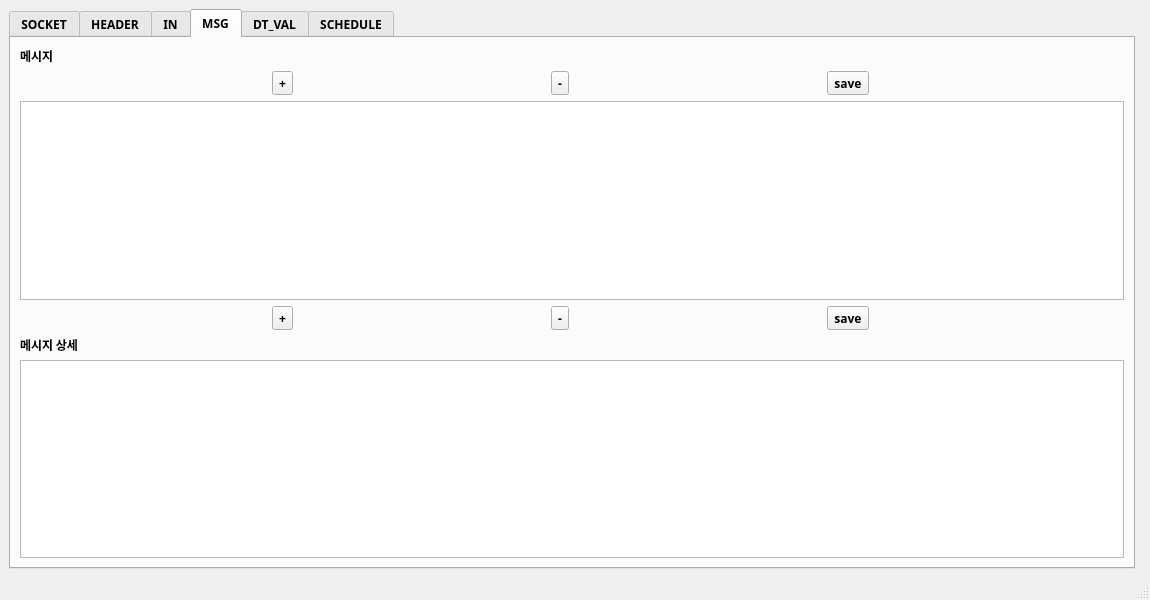
Qt form src/component/settings/views/settings.ui (gusdnd3150/communication-gui) before a commit.
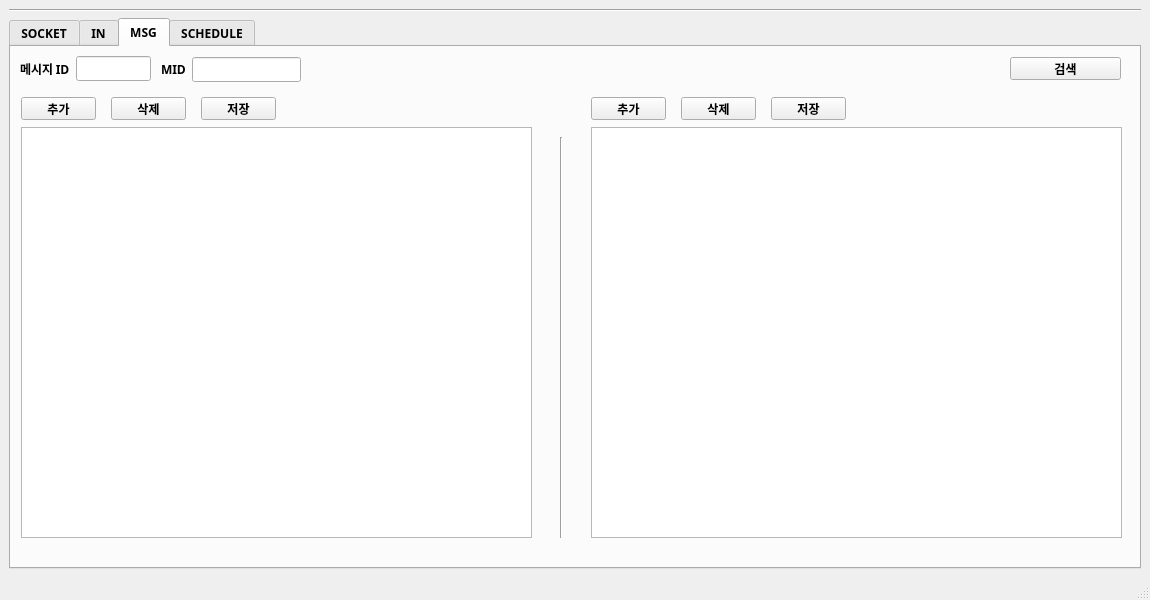
The same form after that commit. The open tabs and pages were chosen to show the change.

Commit message: 메시지 검색기능 추가

Patch:
```diff
--- a/src/component/settings/views/settings.ui
+++ b/src/component/settings/views/settings.ui
@@ -46,7 +46,14 @@
   </property>
   <widget class="QWidget" name="centralwidget">
    <layout class="QGridLayout" name="gridLayout_2">
-    <item row="1" column="0">
+    <item row="1" column="1">
+     <widget class="Line" name="line">
+      <property name="orientation">
+       <enum>Qt::Horizontal</enum>
+      </property>
+     </widget>
+    </item>
+    <item row="2" column="1">
      <widget class="QTabWidget" name="tap_info">
       <property name="currentIndex">
        <number>0</number>
@@ -255,83 +262,6 @@
         </column>
        </widget>
       </widget>
-      <widget class="QWidget" name="tab_2">
-       <attribute name="title">
-        <string>HEADER</string>
-       </attribute>
-       <layout class="QVBoxLayout" name="verticalLayout">
-        <item>
-         <widget class="QLabel" name="label_2">
-          <property name="text">
-           <string>해더</string>
-          </property>
-         </widget>
-        </item>
-        <item>
-         <layout class="QGridLayout" name="gridLayout_4">
-          <item row="0" column="0">
-           <widget class="QToolButton" name="toolButton">
-            <property name="text">
-             <string>+</string>
-            </property>
-           </widget>
-          </item>
-          <item row="0" column="1">
-           <widget class="QToolButton" name="toolButton_2">
-            <property name="text">
-             <string>-</string>
-            </property>
-           </widget>
-          </item>
-          <item row="0" column="2">
-           <widget class="QToolButton" name="toolButton_3">
-            <property name="text">
-             <string>save</string>
-            </property>
-           </widget>
-          </item>
-         </layout>
-        </item>
-        <item>
-         <widget class="QTableWidget" name="list_hd"/>
-        </item>
-        <item>
-         <widget class="QLabel" name="label">
-          <property name="text">
-           <string>해더 상세</string>
-          </property>
-         </widget>
-        </item>
-        <item>
-         <layout class="QGridLayout" name="gridLayout_9">
-          <item row="0" column="1">
-           <widget class="QToolButton" name="toolButton_6">
-            <property name="text">
-             <string>-</string>
-            </property>
-           </widget>
-          </item>
-          <item row="0" column="0">
-           <widget class="QToolButton" name="toolButton_4">
-            <property name="text">
-             <string>+</string>
-            </property>
-           </widget>
-          </item>
-          <item row="0" column="2">
-           <widget class="QToolButton" name="toolButton_7">
-            <property name="text">
-             <string>save</string>
-            </property>
-           </widget>
-          </item>
-         </layout>
-        </item>
-        <item>
-         <widget class="QTableWidget" name="list_hd_dt"/>
-        </item>
-       </layout>
-      </widget>
       <widget class="QWidget" name="tab_5">
        <attribute name="title">
         <string>IN</string>
@@ -371,113 +301,174 @@
        <attribute name="title">
         <string>MSG</string>
        </attribute>
-       <layout class="QVBoxLayout" name="verticalLayout_3">
-        <item>
-         <widget class="QLabel" name="label_4">
-          <property name="text">
-           <string>메시지</string>
-          </property>
-         </widget>
-        </item>
-        <item>
-         <layout class="QGridLayout" name="gridLayout_5">
-          <item row="0" column="0">
-           <widget class="QToolButton" name="toolButton_11">
-            <property name="text">
-             <string>+</string>
-            </property>
-           </widget>
-          </item>
-          <item row="0" column="1">
-           <widget class="QToolButton" name="toolButton_12">
-            <property name="text">
-             <string>-</string>
-            </property>
-           </widget>
-          </item>
-          <item row="0" column="2">
-           <widget class="QToolButton" name="toolButton_13">
-            <property name="text">
-             <string>save</string>
-            </property>
-           </widget>
-          </item>
-         </layout>
-        </item>
-        <item>
-         <widget class="QTableWidget" name="list_msg"/>
-        </item>
-        <item>
-         <layout class="QGridLayout" name="gridLayout_10">
-          <item row="0" column="0">
-           <widget class="QToolButton" name="toolButton_14">
-            <property name="text">
-             <string>+</string>
-            </property>
-           </widget>
-          </item>
-          <item row="0" column="1">
-           <widget class="QToolButton" name="toolButton_15">
-            <property name="text">
-             <string>-</string>
-            </property>
-           </widget>
-          </item>
-          <item row="0" column="2">
-           <widget class="QToolButton" name="toolButton_16">
-            <property name="text">
-             <string>save</string>
-            </property>
-           </widget>
-          </item>
-         </layout>
-        </item>
-        <item>
-         <widget class="QLabel" name="label_3">
-          <property name="text">
-           <string>메시지 상세</string>
-          </property>
-         </widget>
-        </item>
-        <item>
-         <widget class="QTableWidget" name="list_msg_dt"/>
-        </item>
-       </layout>
-      </widget>
-      <widget class="QWidget" name="tab_6">
-       <attribute name="title">
-        <string>DT_VAL</string>
-       </attribute>
-       <layout class="QVBoxLayout" name="verticalLayout_4">
-        <item>
-         <layout class="QGridLayout" name="gridLayout_8">
-          <item row="0" column="1">
-           <widget class="QToolButton" name="toolButton_18">
-            <property name="text">
-             <string>-</string>
-            </property>
-           </widget>
-          </item>
-          <item row="0" column="0">
-           <widget class="QToolButton" name="toolButton_17">
-            <property name="text">
-             <string>+</string>
-            </property>
-           </widget>
-          </item>
-          <item row="0" column="2">
-           <widget class="QToolButton" name="toolButton_19">
-            <property name="text">
-             <string>save</string>
-            </property>
-           </widget>
-          </item>
-         </layout>
-        </item>
-        <item>
-         <widget class="QTableWidget" name="list_dt_val"/>
-        </item>
-       </layout>
+       <widget class="QWidget" name="formLayoutWidget">
+        <property name="geometry">
+         <rect>
+          <x>9</x>
+          <y>9</y>
+          <width>131</width>
+          <height>31</height>
+         </rect>
+        </property>
+        <layout class="QFormLayout" name="formLayout">
+         <item row="0" column="0">
+          <widget class="QLabel" name="label">
+           <property name="text">
+            <string>메시지 ID</string>
+           </property>
+          </widget>
+         </item>
+         <item row="0" column="1">
+          <widget class="QLineEdit" name="msg_MSG_ID_iq"/>
+         </item>
+        </layout>
+       </widget>
+       <widget class="QPushButton" name="msg_search">
+        <property name="geometry">
+         <rect>
+          <x>999</x>
+          <y>10</y>
+          <width>111</width>
+          <height>23</height>
+         </rect>
+        </property>
+        <property name="text">
+         <string>검색</string>
+        </property>
+       </widget>
+       <widget class="QWidget" name="formLayoutWidget_3">
+        <property name="geometry">
+         <rect>
+          <x>150</x>
+          <y>10</y>
+          <width>140</width>
+          <height>30</height>
+         </rect>
+        </property>
+        <layout class="QFormLayout" name="formLayout_3">
+         <item row="0" column="0">
+          <widget class="QLabel" name="label_2">
+           <property name="text">
+            <string>MID</string>
+           </property>
+          </widget>
+         </item>
+         <item row="0" column="1">
+          <widget class="QLineEdit" name="msg_MSG_MID_iq"/>
+         </item>
+        </layout>
+       </widget>
+       <widget class="QPushButton" name="msg_add">
+        <property name="geometry">
+         <rect>
+          <x>10</x>
+          <y>50</y>
+          <width>75</width>
+          <height>23</height>
+         </rect>
+        </property>
+        <property name="text">
+         <string>추가</string>
+        </property>
+       </widget>
+       <widget class="QTableWidget" name="msg_list">
+        <property name="geometry">
+         <rect>
+          <x>10</x>
+          <y>80</y>
+          <width>511</width>
+          <height>411</height>
+         </rect>
+        </property>
+       </widget>
+       <widget class="QTableWidget" name="msg_dt_list">
+        <property name="geometry">
+         <rect>
+          <x>580</x>
+          <y>80</y>
+          <width>531</width>
+          <height>411</height>
+         </rect>
+        </property>
+       </widget>
+       <widget class="QPushButton" name="msg_dt_add">
+        <property name="geometry">
+         <rect>
+          <x>580</x>
+          <y>50</y>
+          <width>75</width>
+          <height>23</height>
+         </rect>
+        </property>
+        <property name="text">
+         <string>추가</string>
+        </property>
+       </widget>
+       <widget class="QPushButton" name="msg_dt_del">
+        <property name="geometry">
+         <rect>
+          <x>670</x>
+          <y>50</y>
+          <width>75</width>
+          <height>23</height>
+         </rect>
+        </property>
+        <property name="text">
+         <string>삭제</string>
+        </property>
+       </widget>
+       <widget class="QPushButton" name="msg_del">
+        <property name="geometry">
+         <rect>
+          <x>100</x>
+          <y>50</y>
+          <width>75</width>
+          <height>23</height>
+         </rect>
+        </property>
+        <property name="text">
+         <string>삭제</string>
+        </property>
+       </widget>
+       <widget class="Line" name="line_2">
+        <property name="geometry">
+         <rect>
+          <x>540</x>
+          <y>90</y>
+          <width>20</width>
+          <height>401</height>
+         </rect>
+        </property>
+        <property name="orientation">
+         <enum>Qt::Vertical</enum>
+        </property>
+       </widget>
+       <widget class="QPushButton" name="msg_save">
+        <property name="geometry">
+         <rect>
+          <x>190</x>
+          <y>50</y>
+          <width>75</width>
+          <height>23</height>
+         </rect>
+        </property>
+        <property name="text">
+         <string>저장</string>
+        </property>
+       </widget>
+       <widget class="QPushButton" name="msg_dt_save">
+        <property name="geometry">
+         <rect>
+          <x>760</x>
+          <y>50</y>
+          <width>75</width>
+          <height>23</height>
+         </rect>
+        </property>
+        <property name="text">
+         <string>저장</string>
+        </property>
+       </widget>
       </widget>
       <widget class="QWidget" name="tab_4">
        <attribute name="title">
```
Left out of the diff: 9 changed lines with no effect on the pictures. The commit also changes 6 other files.
